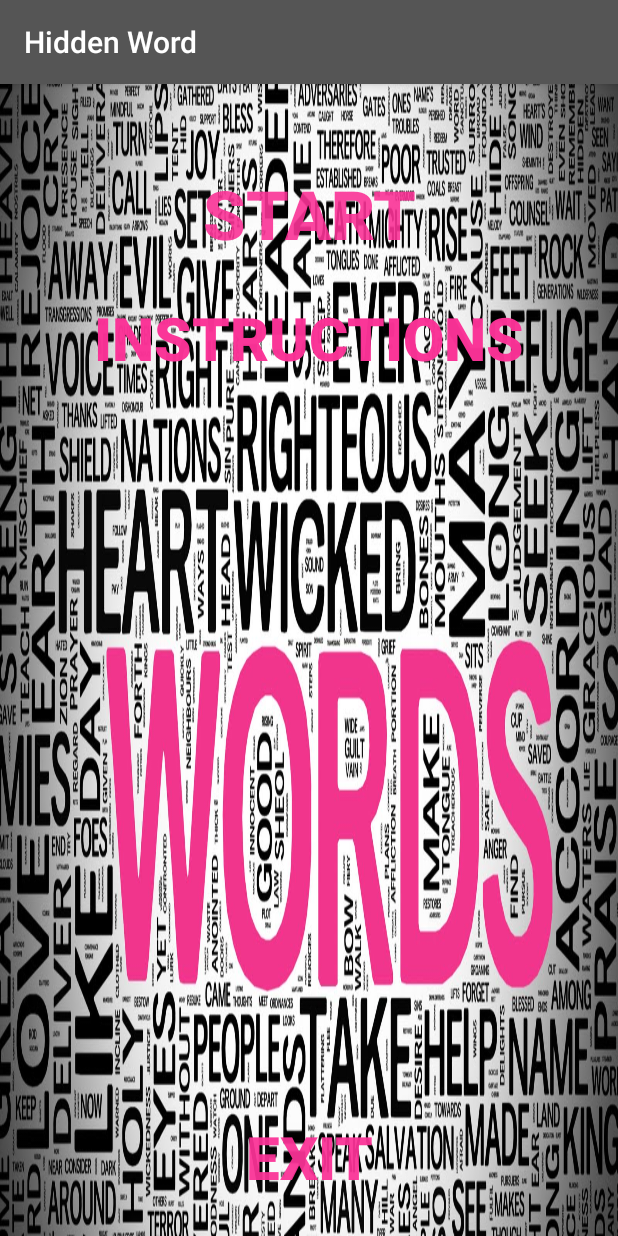
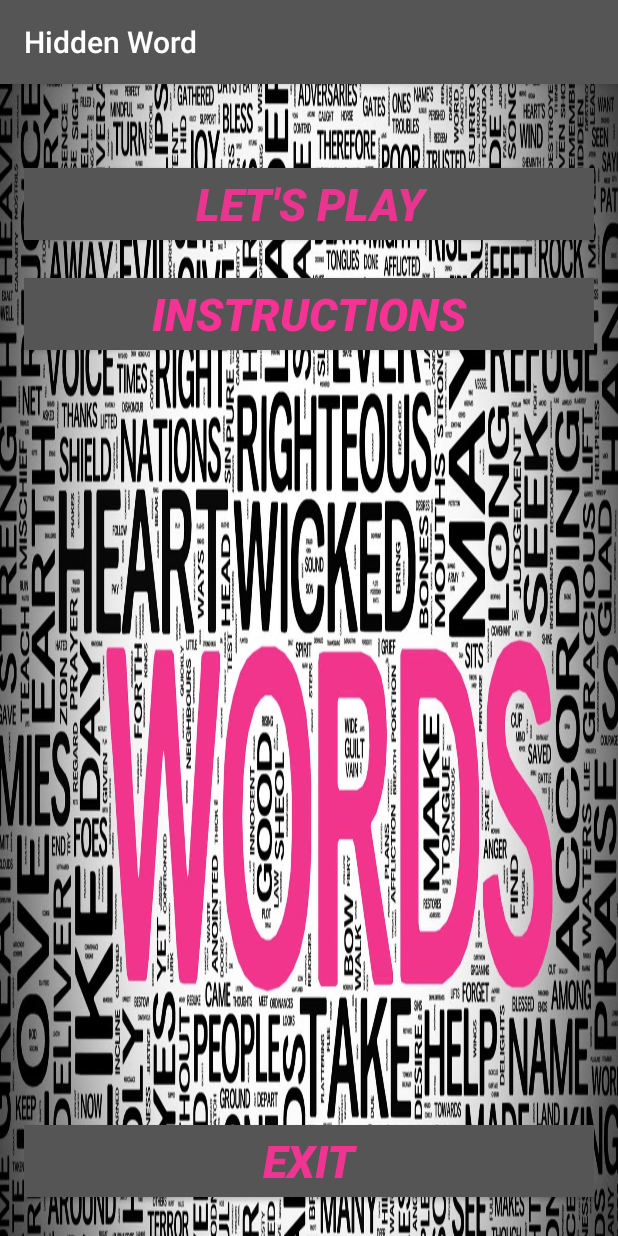
Before and after one commit to utkarsh028/HiddenWord, an Android app: the screen it shows after launch (MainActivity), on a phone screen of 412 x 824 dp. Run offline under Robolectric (Android 15) with nearby library versions, the phone set to English and light mode, and no system bars.

Commit message:
UI update

```diff
--- a/app/build.gradle
+++ b/app/build.gradle
@@ -2,7 +2,7 @@ apply plugin: 'com.android.application'
 
 android {
     compileSdkVersion 23
-    buildToolsVersion "23.0.3"
+    buildToolsVersion '25.0.0'
 
     defaultConfig {
         applicationId "com.meutkarsh.hiddenword"
--- a/app/src/main/java/com/meutkarsh/hiddenword/INSTRUCTIONS.java
+++ b/app/src/main/java/com/meutkarsh/hiddenword/INSTRUCTIONS.java
@@ -21,14 +21,14 @@ public class INSTRUCTIONS extends AppCompatActivity {
         setContentView(R.layout.activity_instructions);
 
         tv = (TextView) findViewById(R.id.textView);
-        String s="";
+        String s = "";
         AssetManager assetManager = getAssets();
         try {
             InputStream inputStream = assetManager.open("aaa.txt");
             BufferedReader in = new BufferedReader(new InputStreamReader(inputStream));
             String line;
             while((line = in.readLine()) != null) {
-                s+=line+"\n";
+                s += line + "\n";
             }
             tv.setText(s);
         } catch (IOException e) {
--- a/app/src/main/res/layout/activity_main.xml
+++ b/app/src/main/res/layout/activity_main.xml
@@ -11,43 +11,44 @@
     android:background="@drawable/aa">
 
     <Button
-        android:layout_width="wrap_content"
+        android:id="@+id/button_start"
+        android:layout_width="match_parent"
         android:layout_height="wrap_content"
-        android:text="START"
-        android:id="@+id/button_start"
-        android:layout_marginTop="40dp"
         android:layout_alignParentTop="true"
         android:layout_centerHorizontal="true"
-        android:background="@android:color/transparent"
-        android:textStyle="bold"
-        android:textSize="45dp"
-        android:textColor="#e6fa3296" />
+        android:layout_marginTop="40dp"
+        android:background="@color/colorPrimary"
+        android:maxLines="1"
+        android:text="@string/start"
+        android:textColor="#e6fa3296"
+        android:textSize="30sp"
+        android:textStyle="bold|italic" />
 
     <Button
-        android:layout_width="wrap_content"
+        android:id="@+id/button_instructions"
+        android:layout_width="match_parent"
         android:layout_height="wrap_content"
-        android:text="INSTRUCTIONS"
-        android:id="@+id/button_instructions"
         android:layout_below="@+id/button_start"
         android:layout_centerHorizontal="true"
         android:layout_marginTop="25dp"
-        android:background="@android:color/transparent"
+        android:background="@color/colorPrimary"
+        android:maxLines="1"
+        android:text="@string/instructions"
         android:textColor="#fafa3296"
-        android:textSize="40dp"
-        android:textStyle="bold"
-        android:singleLine="true" />
+        android:textSize="30sp"
+        android:textStyle="bold|italic" />
 
     <Button
-        android:layout_width="wrap_content"
+        android:id="@+id/button_exit"
+        android:layout_width="match_parent"
         android:layout_height="wrap_content"
-        android:text="EXIT"
-        android:id="@+id/button_exit"
         android:layout_alignParentBottom="true"
         android:layout_centerHorizontal="true"
         android:layout_marginBottom="10dp"
-        android:textStyle="bold"
-        android:textSize="40dp"
+        android:background="@color/colorPrimary"
+        android:maxLines="1"
+        android:text="@string/exit"
         android:textColor="#f0fa3296"
-        android:singleLine="true"
-        android:background="@android:color/transparent" />
+        android:textSize="30sp"
+        android:textStyle="bold|italic" />
 </RelativeLayout>
--- a/app/src/main/res/values/strings.xml
+++ b/app/src/main/res/values/strings.xml
@@ -1,3 +1,6 @@
 <resources>
     <string name="app_name">Hidden Word</string>
+    <string name="start">Let\'s Play</string>
+    <string name="instructions">Instructions</string>
+    <string name="exit">Exit</string>
 </resources>
--- a/build.gradle
+++ b/build.gradle
@@ -5,7 +5,7 @@ buildscript {
         jcenter()
     }
     dependencies {
-        classpath 'com.android.tools.build:gradle:1.5.0'
+        classpath 'com.android.tools.build:gradle:2.3.3'
 
         // NOTE: Do not place your application dependencies here; they belong
         // in the individual module build.gradle files
```
Also changed, not shown: app/src/main/res/layout/activity_instructions.xml (+8 -11 lines), app/src/main/res/drawable/asdf.jpg (deleted), app/src/main/res/drawable/b.png (deleted), gradle/wrapper/gradle-wrapper.properties.
